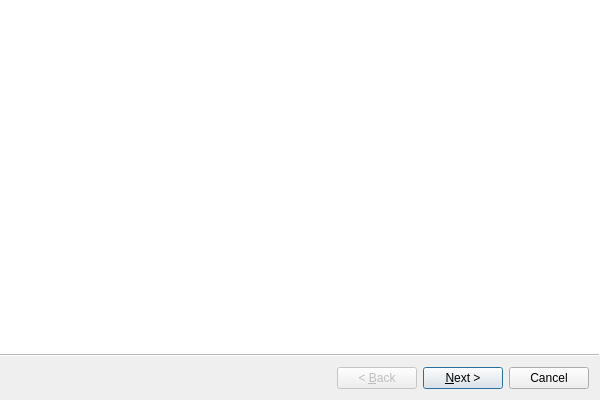
This is lib/arinc665_qt/compile_media_set/CompileMediaSetWizard.ui in hirah2205/ARINC-665 as Qt 5 draws it before an edit. The edited form follows.
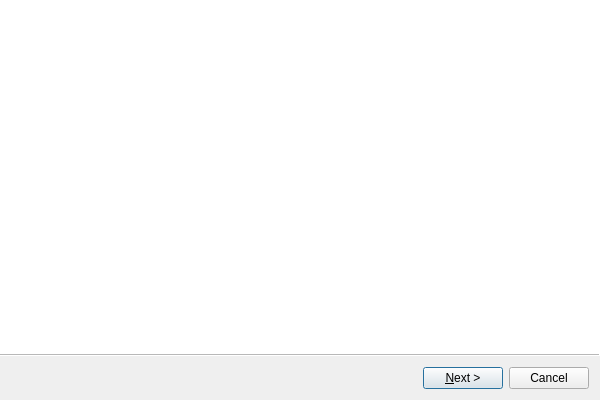
This is the edited form. Icons and pictures are not drawn. Custom widgets are drawn as their Qt base class.

The edit to the form file:
```diff
--- a/lib/arinc665_qt/compile_media_set/CompileMediaSetWizard.ui
+++ b/lib/arinc665_qt/compile_media_set/CompileMediaSetWizard.ui
@@ -23,6 +23,9 @@
   <property name="wizardStyle">
    <enum>QWizard::ModernStyle</enum>
   </property>
+  <property name="options">
+   <set>QWizard::NoBackButtonOnStartPage</set>
+  </property>
   <widget class="Arinc665Qt::CompileMediaSetSettingsPage" name="settings"/>
   <widget class="QWizardPage" name="finish">
    <property name="title">
```
